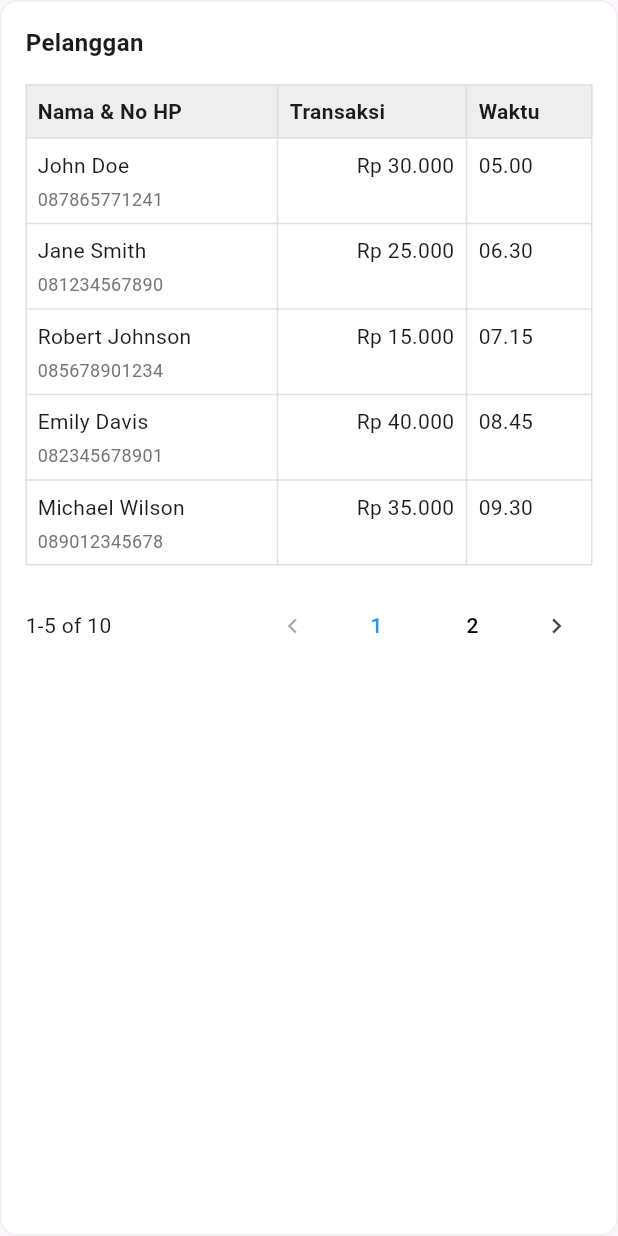
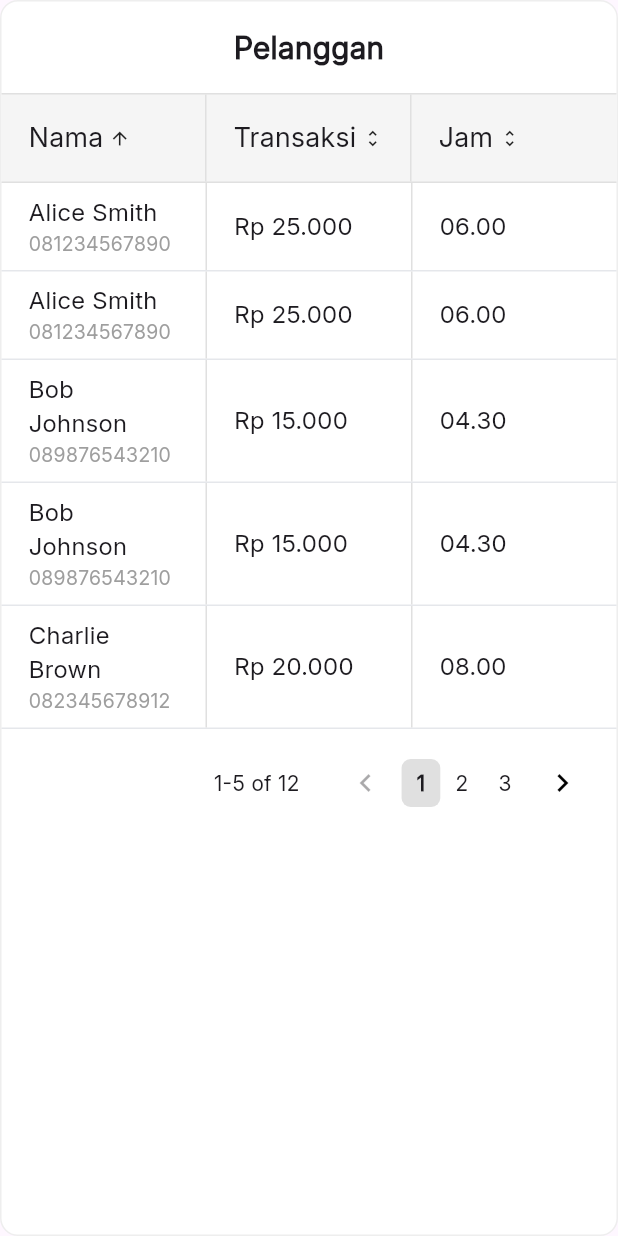
Before and after one commit to Meko-App/meko-poin, a Flutter app: the CardPelanggan widget shown alone on an empty page, opened directly, on a phone screen of 412 x 824 dp. Run offline on Flutter 3.47's test engine with Material 3 defaults, Android fonts, the light colour scheme and no system bars; our stand-ins replace sqflite_common_ffi; missing offline and left inert: window_manager; accounts and stored records are empty.

Commit message:
ui:dashboard card pelanggan

```diff
--- a/lib/main.dart
+++ b/lib/main.dart
@@ -30,7 +30,7 @@
   runApp(const MyApp());
 
   WidgetsBinding.instance.addPostFrameCallback((_) async {
-    await Future.delayed(const Duration(milliseconds: 100));
+    await Future.delayed(const Duration(milliseconds: 150));
     await windowManager.maximize();
   });
 }
--- a/lib/views/Dashboard/components/card/card_pelanggan.dart
+++ b/lib/views/Dashboard/components/card/card_pelanggan.dart
@@ -10,10 +10,8 @@ class CardPelanggan extends StatefulWidget {
 class _CardPelangganState extends State<CardPelanggan> {
   int currentPage = 1;
   final int itemsPerPage = 5;
-  String? sortColumn;
-  bool sortAscending = true;
 
-  final List<Map<String, dynamic>> customerData = [
+  List<Map<String, dynamic>> data = [
     {
       'name': 'John Doe',
       'phone': '087865771241',
@@ -21,270 +19,388 @@ class _CardPelangganState extends State<CardPelanggan> {
       'time': '05.00'
     },
     {
-      'name': 'Jane Smith',
+      'name': 'Alice Smith',
       'phone': '081234567890',
       'transaction': 25000,
-      'time': '06.30'
+      'time': '06.00'
     },
     {
-      'name': 'Robert Johnson',
-      'phone': '085678901234',
+      'name': 'Bob Johnson',
+      'phone': '089876543210',
       'transaction': 15000,
+      'time': '04.30'
+    },
+    {
+      'name': 'Charlie Brown',
+      'phone': '082345678912',
+      'transaction': 20000,
+      'time': '08.00'
+    },
+    {
+      'name': 'Diana Ross',
+      'phone': '087777777777',
+      'transaction': 35000,
       'time': '07.15'
     },
     {
-      'name': 'Emily Davis',
-      'phone': '082345678901',
-      'transaction': 40000,
-      'time': '08.45'
+      'name': 'John Legend',
+      'phone': '081122334455',
+      'transaction': 32000,
+      'time': '05.45'
     },
     {
-      'name': 'Michael Wilson',
-      'phone': '089012345678',
-      'transaction': 35000,
-      'time': '09.30'
+      'name': 'John Doe',
+      'phone': '087865771241',
+      'transaction': 30000,
+      'time': '05.00'
     },
     {
-      'name': 'Sarah Brown',
-      'phone': '081122334455',
-      'transaction': 20000,
-      'time': '10.20'
+      'name': 'Alice Smith',
+      'phone': '081234567890',
+      'transaction': 25000,
+      'time': '06.00'
     },
     {
-      'name': 'David Taylor',
-      'phone': '085566778899',
-      'transaction': 45000,
-      'time': '11.10'
+      'name': 'Bob Johnson',
+      'phone': '089876543210',
+      'transaction': 15000,
+      'time': '04.30'
     },
     {
-      'name': 'Jessica Miller',
-      'phone': '081234567891',
-      'transaction': 30000,
-      'time': '12.00'
+      'name': 'Charlie Brown',
+      'phone': '082345678912',
+      'transaction': 20000,
+      'time': '08.00'
     },
     {
-      'name': 'Thomas Anderson',
-      'phone': '082345678902',
-      'transaction': 25000,
-      'time': '13.45'
+      'name': 'Diana Ross',
+      'phone': '087777777777',
+      'transaction': 35000,
+      'time': '07.15'
     },
     {
-      'name': 'Lisa Martinez',
-      'phone': '083456789012',
-      'transaction': 50000,
-      'time': '14.30'
+      'name': 'John Legend',
+      'phone': '081122334455',
+      'transaction': 32000,
+      'time': '05.45'
     },
   ];
 
+  String sortBy = 'name'; // default sort
+  bool isAscending = true;
+
   List<Map<String, dynamic>> get sortedData {
-    List<Map<String, dynamic>> data = List.from(customerData);
+    List<Map<String, dynamic>> sorted = List.from(data);
+    sorted.sort((a, b) {
+      dynamic valueA = a[sortBy];
+      dynamic valueB = b[sortBy];
 
-    if (sortColumn != null) {
-      data.sort((a, b) {
-        final aValue = a[sortColumn!];
-        final bValue = b[sortColumn!];
+      int result;
+      if (valueA is int) {
+        result = valueA.compareTo(valueB);
+      } else if (valueA is String &&
+          RegExp(r'^\d{2}\.\d{2}$').hasMatch(valueA)) {
+        // Convert time "05.00" -> 500 for comparison
+        result = int.parse(valueA.replaceAll('.', ''))
+            .compareTo(int.parse(valueB.replaceAll('.', '')));
+      } else {
+        result = valueA.toString().compareTo(valueB.toString());
+      }
 
-        if (aValue == null || bValue == null) return 0;
-
-        if (aValue is String && bValue is String) {
-          return sortAscending
-              ? aValue.compareTo(bValue)
-              : bValue.compareTo(aValue);
-        } else if (aValue is int && bValue is int) {
-          return sortAscending
-              ? aValue.compareTo(bValue)
-              : bValue.compareTo(aValue);
-        }
-        return 0;
+      return isAscending ? result : -result;
     });
-    }
-    return data;
+    return sorted;
   }
 
   List<Map<String, dynamic>> get currentPageData {
-    int startIndex = (currentPage - 1) * itemsPerPage;
-    int endIndex = startIndex + itemsPerPage;
+    int start = (currentPage - 1) * itemsPerPage;
+    int end = start + itemsPerPage;
     return sortedData.sublist(
-      startIndex,
-      endIndex > sortedData.length ? sortedData.length : endIndex,
-    );
+        start, end > sortedData.length ? sortedData.length : end);
   }
 
   void onSort(String column) {
     setState(() {
-      if (sortColumn == column) {
-        sortAscending = !sortAscending;
+      if (sortBy == column) {
+        isAscending = !isAscending;
       } else {
-        sortColumn = column;
-        sortAscending = true;
+        sortBy = column;
+        isAscending = true;
       }
     });
   }
 
+  Icon _sortIcon(String column) {
+    if (sortBy != column) return const Icon(Icons.unfold_more, size: 14);
+    return Icon(
+      isAscending ? Icons.arrow_upward : Icons.arrow_downward,
+      size: 14,
+    );
+  }
+
+  String _formatCurrency(int value) {
+    return value.toString().replaceAllMapped(
+        RegExp(r'(\d{1,3})(?=(\d{3})+(?!\d))'), (match) => '${match[1]}.');
+  }
+
   @override
   Widget build(BuildContext context) {
-    final totalItems = sortedData.length;
+    final totalPages = (data.length / itemsPerPage).ceil();
     final startItem = (currentPage - 1) * itemsPerPage + 1;
-    final endItem = currentPage * itemsPerPage > totalItems
-        ? totalItems
+    final endItem = (currentPage * itemsPerPage > data.length)
+        ? data.length
         : currentPage * itemsPerPage;
-    final totalPages = (totalItems / itemsPerPage).ceil();
 
     return Container(
-      padding: const EdgeInsets.all(16),
+      // margin: const EdgeInsets.all(16),
       decoration: BoxDecoration(
         color: Colors.white,
+        border: Border.all(color: Colors.grey.shade200),
         borderRadius: BorderRadius.circular(12),
-        border: Border.all(color: Colors.grey.shade200),
-        boxShadow: [
-          BoxShadow(
-            color: Colors.black.withOpacity(0.03),
-            blurRadius: 8,
-            offset: const Offset(0, 2),
-          )
-        ],
       ),
       child: Column(
-        crossAxisAlignment: CrossAxisAlignment.start,
         children: [
+          const SizedBox(height: 16),
           const Text(
-            "Pelanggan",
-            style: TextStyle(fontSize: 16, fontWeight: FontWeight.bold),
+            'Pelanggan',
+            style: TextStyle(
+                fontWeight: FontWeight.w600, fontSize: 20, fontFamily: 'Inter'),
           ),
           const SizedBox(height: 16),
 
-          // Table
-          Table(
-            border: TableBorder.all(color: Colors.grey.shade300),
-            columnWidths: const {
-              0: FlexColumnWidth(2),
-              1: FlexColumnWidth(1.5),
-              2: FlexColumnWidth(1),
-            },
+          // Table Header
+          Container(
+            // padding: const EdgeInsets.symmetric(horizontal: 16, vertical: 12),
+            decoration: BoxDecoration(
+              color: Colors.grey.shade100,
+              border: Border(
+                top: BorderSide(color: Colors.grey.shade300),
+                bottom: BorderSide(color: Colors.grey.shade300),
+              ),
+            ),
+            child: IntrinsicHeight(
+              child: Row(
                 children: [
-              TableRow(
-                decoration: BoxDecoration(color: Colors.grey.shade200),
+                  // Kolom Nama
+                  Expanded(
+                    child: InkWell(
+                      onTap: () => onSort('name'),
+                      child: Container(
+                        padding: const EdgeInsets.symmetric(
+                            horizontal: 18, vertical: 16),
+                        decoration: BoxDecoration(
+                          border: Border(
+                            right: BorderSide(color: Colors.grey.shade300),
+                          ),
+                        ),
+                        child: Center(
+                          child: Row(
+                            mainAxisAlignment: MainAxisAlignment.start,
                             children: [
-                  _buildTableHeader('Nama & No HP', 'name'),
-                  _buildTableHeader('Transaksi', 'transaction'),
-                  _buildTableHeader('Waktu', 'time'),
+                              const Text('Nama',
+                                  style: TextStyle(
+                                      fontWeight: FontWeight.w400,
+                                      fontSize: 18,
+                                      fontFamily: 'Inter')),
+                              const SizedBox(width: 4),
+                              _sortIcon('name'),
                             ],
                           ),
-              ...currentPageData.map((data) => TableRow(
+                        ),
+                      ),
+                    ),
+                  ),
+
+                  // Kolom Transaksi
+                  Expanded(
+                    child: InkWell(
+                      onTap: () => onSort('transaction'),
+                      child: Container(
+                        padding: const EdgeInsets.symmetric(
+                            horizontal: 18, vertical: 16),
+                        decoration: BoxDecoration(
+                          border: Border(
+                            right: BorderSide(color: Colors.grey.shade300),
+                          ),
+                        ),
+                        child: Center(
+                          child: Row(
+                            mainAxisAlignment: MainAxisAlignment.start,
                             children: [
-                      Padding(
-                        padding: const EdgeInsets.all(8.0),
-                        child: Column(
-                          crossAxisAlignment: CrossAxisAlignment.start,
+                              const Text('Transaksi',
+                                  style: TextStyle(
+                                      fontWeight: FontWeight.w400,
+                                      fontSize: 18,
+                                      fontFamily: 'Inter')),
+                              const SizedBox(width: 4),
+                              _sortIcon('transaction'),
+                            ],
+                          ),
+                        ),
+                      ),
+                    ),
+                  ),
+
+                  // Kolom Jam (tanpa border kanan)
+                  Expanded(
+                    child: InkWell(
+                      onTap: () => onSort('time'),
+                      child: Container(
+                        padding: const EdgeInsets.symmetric(
+                            horizontal: 18, vertical: 16),
+                        child: Center(
+                          child: Row(
+                            mainAxisAlignment: MainAxisAlignment.start,
                             children: [
-                            Text(data['name']),
-                            const SizedBox(height: 4),
-                            Text(
-                              data['phone'],
+                              const Text('Jam',
                                   style: TextStyle(
-                                fontSize: 12,
-                                color: Colors.grey.shade600,
+                                      fontWeight: FontWeight.w400,
+                                      fontSize: 18,
+                                      fontFamily: 'Inter')),
+                              const SizedBox(width: 4),
+                              _sortIcon('time'),
+                            ],
+                          ),
+                        ),
+                      ),
                     ),
                   ),
                 ],
               ),
             ),
-                      Padding(
-                        padding: const EdgeInsets.all(8.0),
-                        child: Text(
-                          'Rp ${data['transaction'].toString().replaceAllMapped(
-                                RegExp(r'(\d{1,3})(?=(\d{3})+(?!\d))'),
-                                (match) => '${match[1]}.',
-                              )}',
-                          textAlign: TextAlign.end,
+          ),
+
+          // Table Rows
+          ...currentPageData.map((row) => Container(
+                // padding:
+                //     const EdgeInsets.symmetric(horizontal: 16, vertical: 12),
+                decoration: const BoxDecoration(
+                  border: Border(bottom: BorderSide(color: Color(0xFFE5E7EB))),
+                ),
+                child: IntrinsicHeight(
+                  child: Row(
+                    children: [
+                      Expanded(
+                        child: Container(
+                          padding: const EdgeInsets.symmetric(
+                              horizontal: 18.0, vertical: 8.0),
+                          child: Column(
+                            crossAxisAlignment: CrossAxisAlignment.start,
+                            children: [
+                              Text(
+                                row['name'],
+                                style: const TextStyle(
+                                    fontSize: 16,
+                                    fontWeight: FontWeight.w500,
+                                    fontFamily: 'Inter'),
+                              ),
+                              Text(
+                                row['phone'],
+                                style: const TextStyle(
+                                    fontSize: 13,
+                                    color: Colors.grey,
+                                    fontFamily: 'Inter'),
+                              ),
+                            ],
                           ),
                         ),
-                      Padding(
-                        padding: const EdgeInsets.all(8.0),
-                        child: Text(data['time']),
+                      ),
+                      VerticalDivider(
+                          thickness: 1, width: 1, color: Colors.grey[300]),
+                      Expanded(
+                        child: Container(
+                          padding: const EdgeInsets.symmetric(
+                              horizontal: 18.0, vertical: 8.0),
+                          child: Text(
+                            'Rp ${_formatCurrency(row['transaction'])}',
+                            style: TextStyle(fontSize: 16, fontFamily: 'Inter'),
+                          ),
+                        ),
+                      ),
+                      VerticalDivider(
+                          thickness: 1, width: 1, color: Colors.grey[300]),
+                      Expanded(
+                        child: Container(
+                          padding: const EdgeInsets.symmetric(
+                              horizontal: 18.0, vertical: 8.0),
+                          child: Text(
+                            row['time'],
+                            style: TextStyle(fontSize: 16, fontFamily: 'Inter'),
+                          ),
+                        ),
                       ),
                     ],
+                  ),
+                ),
               )),
-            ],
-          ),
 
           // Pagination
-          const SizedBox(height: 16),
-          Row(
-            mainAxisAlignment: MainAxisAlignment.spaceBetween,
+          Container(
+            padding: const EdgeInsets.all(12),
+            child: Row(
+              mainAxisAlignment: MainAxisAlignment.end,
               children: [
-              Text('$startItem-$endItem of $totalItems'),
+                Text(
+                  '$startItem-$endItem of ${data.length}',
+                  style: TextStyle(
+                      fontSize: 14,
+                      fontFamily: 'Inter',
+                      fontWeight: FontWeight.w400),
+                ),
+                const SizedBox(width: 20),
                 Row(
                   children: [
                     IconButton(
-                    icon: const Icon(Icons.chevron_left, size: 20),
                       onPressed: currentPage > 1
                           ? () => setState(() => currentPage--)
                           : null,
+                      icon: const Icon(Icons.chevron_left),
+                      color:
+                          currentPage > 1 ? Colors.black : Colors.grey.shade400,
                     ),
-                  ...List.generate(totalPages > 5 ? 5 : totalPages, (index) {
-                    final page = _getPageNumber(index, totalPages);
-                    return page != null
-                        ? TextButton(
-                            onPressed: () => setState(() => currentPage = page),
+                    ...List.generate(totalPages, (index) {
+                      final page = index + 1;
+                      final isActive = currentPage == page;
+                      return GestureDetector(
+                        onTap: () => setState(() => currentPage = page),
+                        child: Container(
+                          // margin: const EdgeInsets.symmetric(horizontal: 4),
+                          padding: const EdgeInsets.symmetric(
+                              horizontal: 10, vertical: 6),
+                          decoration: BoxDecoration(
+                            color: isActive
+                                ? Colors.grey.shade300
+                                : Colors.transparent,
+                            borderRadius: BorderRadius.circular(6),
+                          ),
                           child: Text(
                             '$page',
                             style: TextStyle(
-                                color: currentPage == page
-                                    ? Colors.blue
-                                    : Colors.black,
+                                fontWeight: isActive
+                                    ? FontWeight.bold
+                                    : FontWeight.normal,
+                                fontSize: 14,
+                                fontFamily: 'Inter'),
                           ),
                         ),
-                          )
-                        : const SizedBox(width: 8);
+                      );
                     }),
                     IconButton(
-                    icon: const Icon(Icons.chevron_right, size: 20),
                       onPressed: currentPage < totalPages
                           ? () => setState(() => currentPage++)
                           : null,
+                      icon: const Icon(Icons.chevron_right),
+                      color: currentPage < totalPages
+                          ? Colors.black
+                          : Colors.grey.shade400,
                     ),
                   ],
                 ),
               ],
             ),
+          ),
         ],
       ),
     );
   }
-
-  Widget _buildTableHeader(String label, String column) {
-    return InkWell(
-      onTap: () => onSort(column),
-      child: Padding(
-        padding: const EdgeInsets.all(8.0),
-        child: Row(
-          children: [
-            Text(
-              label,
-              style: const TextStyle(fontWeight: FontWeight.bold),
-            ),
-            const SizedBox(width: 4),
-            if (sortColumn == column)
-              Icon(
-                sortAscending ? Icons.arrow_upward : Icons.arrow_downward,
-                size: 16,
-                color: Colors.blue,
-              ),
-          ],
-        ),
-      ),
-    );
 }
-
-  int? _getPageNumber(int index, int totalPages) {
-    if (totalPages <= 5) return index + 1;
-    if (currentPage <= 3) return index + 1 <= 5 ? index + 1 : null;
-    if (currentPage >= totalPages - 2) {
-      return index + totalPages - 4 <= totalPages
-          ? index + totalPages - 4
-          : null;
-    }
-    return currentPage - 2 + index;
-  }
-}
```
Lines whose indentation alone changed are shown as unchanged.
